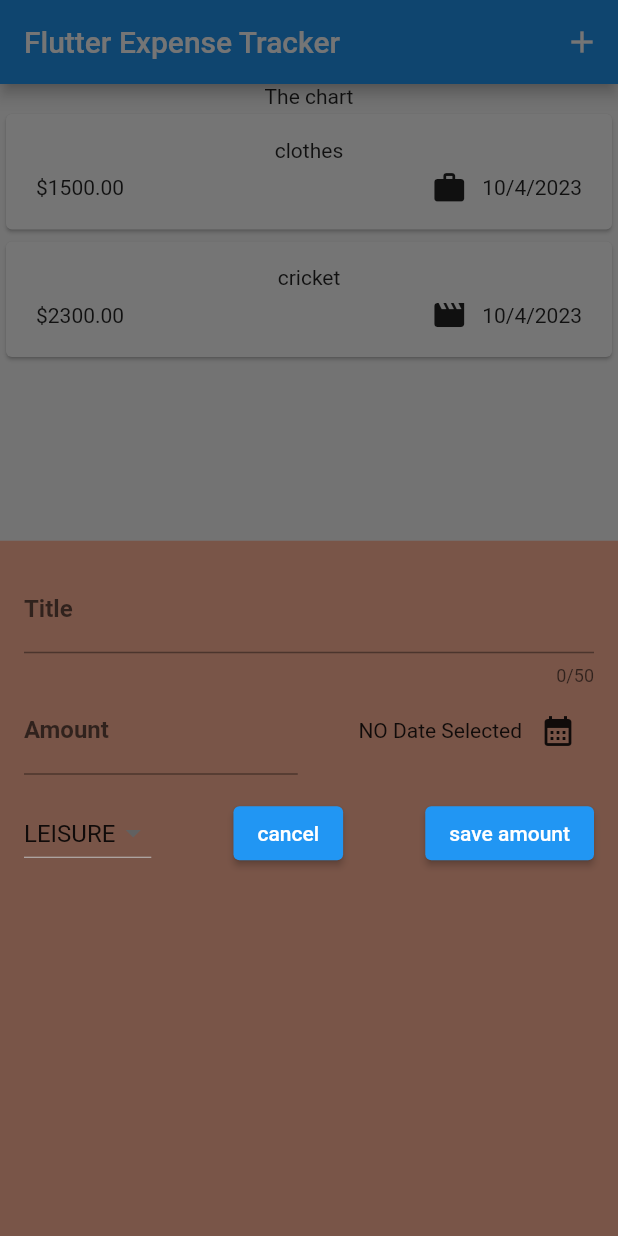
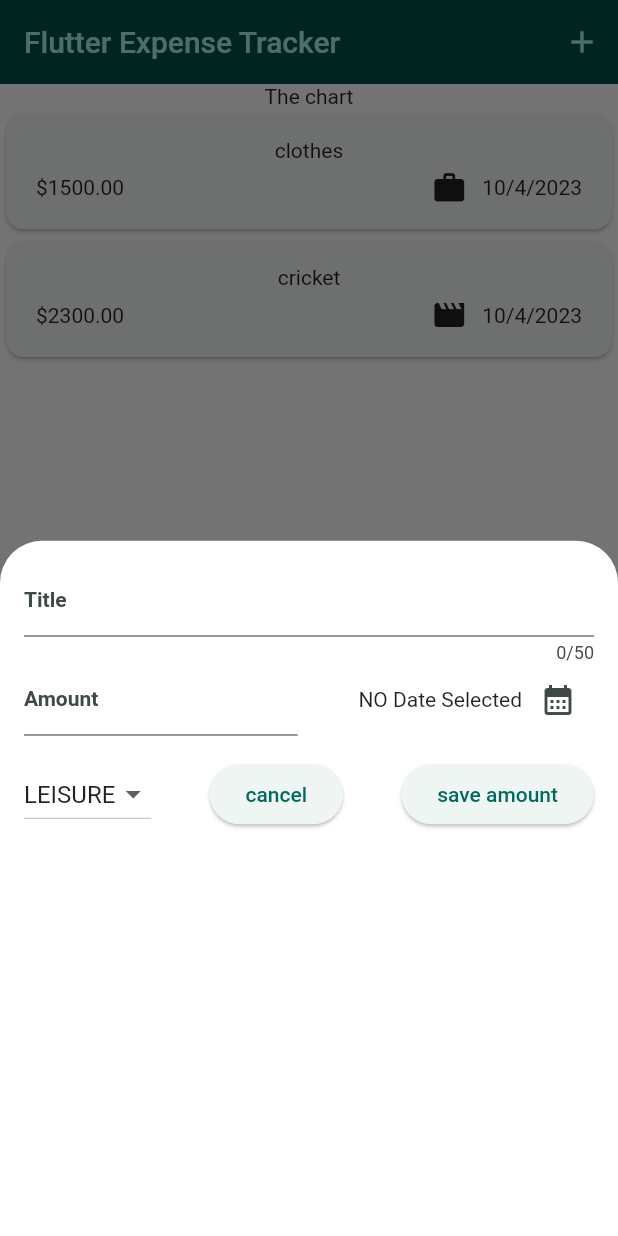
Before and after one commit to 8055vineet/ExpenseTracker, a Flutter app: the screen it shows after launch, after a tap on the "add" icon, on a phone screen of 412 x 824 dp. Run offline on Flutter 3.47's test engine with Material 2 defaults, Android fonts, the phone set to English and light mode, and no system bars.

Commit message:
added color scheme

```diff
--- a/lib/main.dart
+++ b/lib/main.dart
@@ -1,9 +1,20 @@
 import 'package:flutter/material.dart';
 import 'package:expensetracker/widgets/expenses.dart';
+
+var kColorScheme = ColorScheme.fromSeed(seedColor: Colors.teal);
+
 void main() {
   runApp(
-    const MaterialApp(
-      home: Expenses(),
+    MaterialApp(
+      theme: ThemeData().copyWith(
+        useMaterial3: true,
+        colorScheme: kColorScheme,
+        appBarTheme: AppBarTheme().copyWith(
+          backgroundColor: kColorScheme.onPrimaryContainer,
+          foregroundColor: kColorScheme.primaryContainer,
+        ),
+      ),
+      home: const Expenses(),
     ),
   );
 }
--- a/lib/widgets/expenses.dart
+++ b/lib/widgets/expenses.dart
@@ -56,7 +56,7 @@ class _ExpensesState extends State<Expenses> {
 
   void _openAddExpenseOverLay() {
     showModalBottomSheet(
-        backgroundColor: Colors.brown,
+        backgroundColor: Color.fromARGB(255, 255, 255, 255),
         context: context,
         builder: (ctx) {
           return NewExpense(onAddExpense: _addExpense);
```
